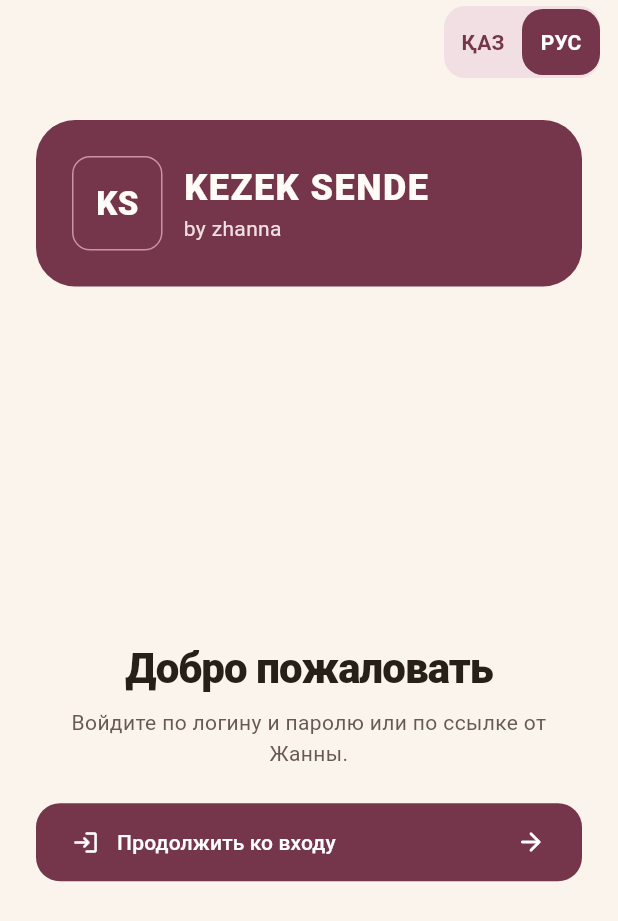
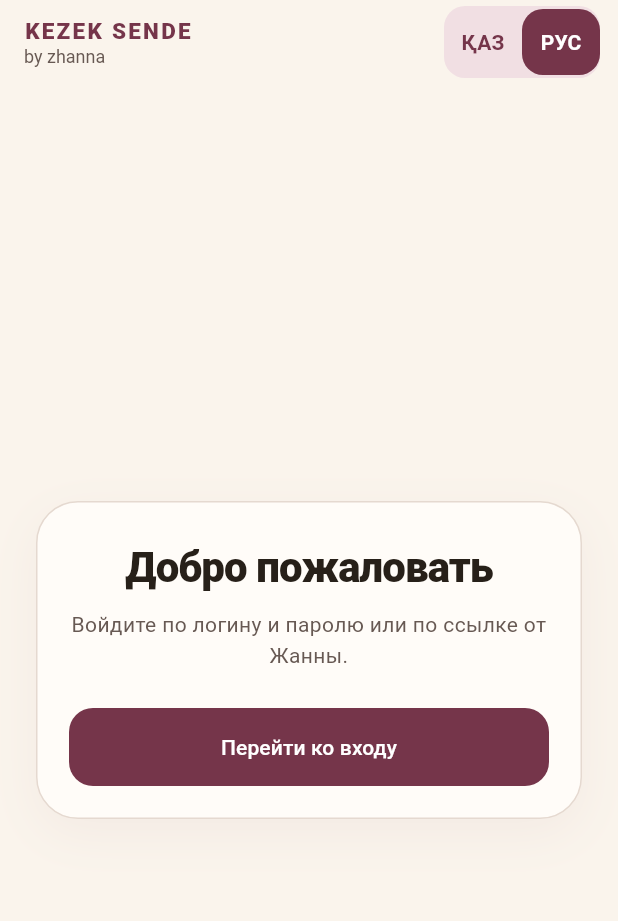
Before and after one commit to ayanat-amangeldi/zhannaapp, a Flutter app: the screen it shows after launch, on a phone screen of 412 x 824 dp. Shown: the top 921 px of the screen. Run offline on Flutter 3.47's test engine with Material 3 defaults, Android fonts, the phone set to English and light mode, and no system bars; our stand-ins replace image_picker, shared_preferences, video_player.

Commit message:
Polish welcome screen layout

```diff
--- a/lib/screens/welcome_screen.dart
+++ b/lib/screens/welcome_screen.dart
@@ -1,10 +1,9 @@
 import 'package:flutter/material.dart';
 
 import '../language.dart';
+import '../marathon_streams.dart';
 import '../participant_accounts.dart';
-import '../marathon_streams.dart';
 import 'login_screen.dart';
-import '../widgets/auth_brand.dart';
 
 class WelcomeScreen extends StatelessWidget {
   const WelcomeScreen({
@@ -13,45 +12,77 @@ class WelcomeScreen extends StatelessWidget {
     required this.streams,
     required this.participantHome,
   });
+
   final ParticipantAccounts accounts;
   final MarathonStreams streams;
   final ParticipantHomeBuilder participantHome;
 
   @override
-  Widget build(BuildContext context) => Scaffold(
-    appBar: AppBar(actions: const [LanguageSwitch()]),
+  Widget build(BuildContext context) {
+    final theme = Theme.of(context);
+    final burgundy = theme.colorScheme.primary;
+
+    return Scaffold(
+      appBar: AppBar(
+        title: Column(
+          crossAxisAlignment: CrossAxisAlignment.start,
+          children: [
+            Text(
+              'KEZEK SENDE',
+              style: TextStyle(
+                color: burgundy,
+                fontSize: 15,
+                fontWeight: FontWeight.w800,
+                letterSpacing: 1.5,
+              ),
+            ),
+            const Text(
+              'by zhanna',
+              style: TextStyle(
+                color: Color(0xFF675953),
+                fontSize: 12,
+                fontWeight: FontWeight.w400,
+              ),
+            ),
+          ],
+        ),
+        actions: const [LanguageSwitch()],
+      ),
       body: SafeArea(
-      child: LayoutBuilder(
-        builder: (context, constraints) => Align(
-          alignment: Alignment.topCenter,
+        top: false,
+        child: Center(
           child: SingleChildScrollView(
-            child: Padding(
             padding: const EdgeInsets.all(24),
             child: ConstrainedBox(
-                constraints: BoxConstraints(
-                  maxWidth: 420,
-                  minHeight: (constraints.maxHeight - 48).clamp(
-                    0.0,
-                    double.infinity,
+              constraints: const BoxConstraints(maxWidth: 440),
+              child: DecoratedBox(
+                decoration: BoxDecoration(
+                  color: theme.colorScheme.surface,
+                  borderRadius: BorderRadius.circular(28),
+                  border: Border.all(color: const Color(0xFFE5D9D0)),
+                  boxShadow: const [
+                    BoxShadow(
+                      color: Color(0x0D75354A),
+                      blurRadius: 28,
+                      offset: Offset(0, 10),
                     ),
+                  ],
                 ),
-                child: IntrinsicHeight(
+                child: Padding(
+                  padding: const EdgeInsets.fromLTRB(22, 28, 22, 22),
                   child: Column(
                     crossAxisAlignment: CrossAxisAlignment.stretch,
                     children: [
-                      const AuthBrand(),
-                      const SizedBox(height: 24),
-                      const Spacer(),
                       Text(
                         context.tr('Добро пожаловать', 'Қош келдіңіз'),
                         textAlign: TextAlign.center,
-                        style: Theme.of(context).textTheme.headlineMedium
-                            ?.copyWith(
+                        style: theme.textTheme.headlineMedium?.copyWith(
                           fontWeight: FontWeight.w800,
                           letterSpacing: -0.6,
+                          height: 1.14,
                         ),
                       ),
-                      const SizedBox(height: 8),
+                      const SizedBox(height: 12),
                       Text(
                         context.tr(
                           'Войдите по логину и паролю или по ссылке от Жанны.',
@@ -63,7 +94,7 @@ class WelcomeScreen extends StatelessWidget {
                           height: 1.5,
                         ),
                       ),
-                      const SizedBox(height: 22),
+                      const SizedBox(height: 24),
                       FilledButton(
                         key: const ValueKey('continue-as-participant'),
                         onPressed: () => Navigator.of(context).push(
@@ -75,23 +106,12 @@ class WelcomeScreen extends StatelessWidget {
                             ),
                           ),
                         ),
-                        child: Row(
-                          children: [
-                            const Icon(Icons.login_rounded),
-                            const SizedBox(width: 12),
-                            Expanded(
                         child: Text(
-                                context.tr('Продолжить ко входу', 'Кіруге өту'),
+                          context.tr('Перейти ко входу', 'Кіруге өту'),
+                          textAlign: TextAlign.center,
                         ),
                       ),
-                            const SizedBox(width: 8),
-                            const Icon(Icons.arrow_forward_rounded, size: 20),
                     ],
-                        ),
-                      ),
-                      const Spacer(),
-                    ],
-                  ),
                   ),
                 ),
               ),
@@ -101,3 +121,4 @@ class WelcomeScreen extends StatelessWidget {
       ),
     );
   }
+}
```
Lines whose indentation alone changed are shown as unchanged.
